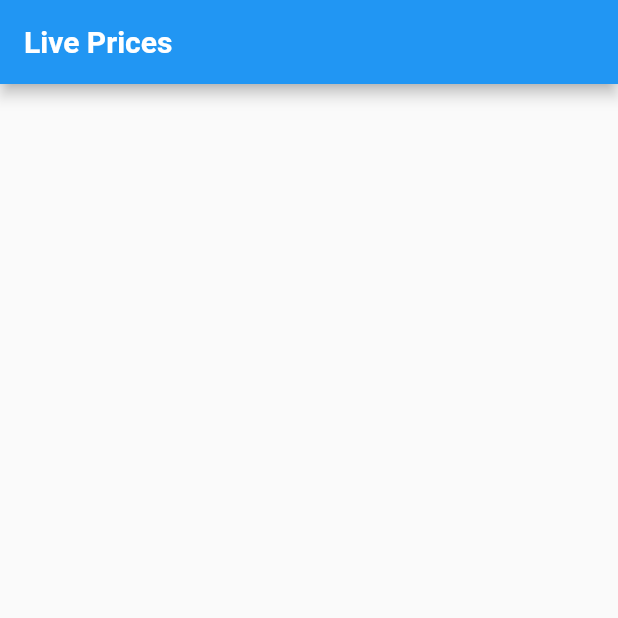
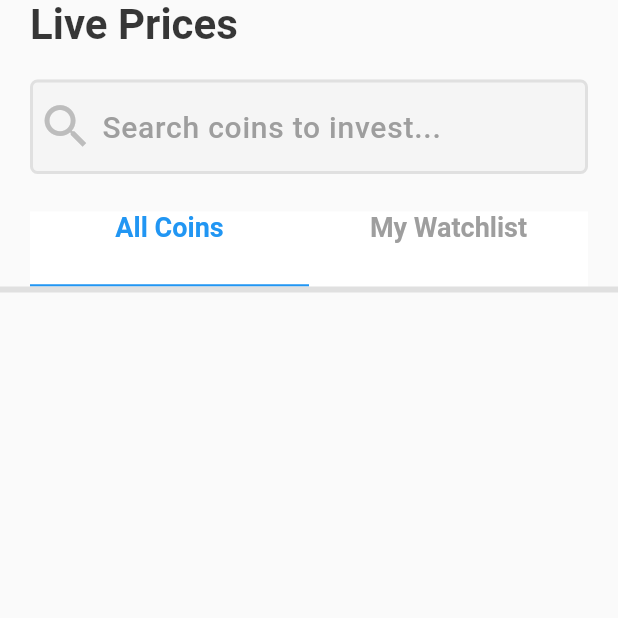
Before and after one commit to abhiuday2510/Crypto-App, a Flutter app: the screen it shows after launch, on a phone screen of 412 x 824 dp, the top half of it. Run offline on Flutter 3.47's test engine with Material 2 defaults, Android fonts, the phone set to English and light mode, and no system bars.

Commit message:
all coins n watchlist

```diff
--- /dev/null
+++ b/lib/constants.dart
@@ -0,0 +1,22 @@
+import 'package:flutter/material.dart';
+
+Column kcoinNwatchlist(
+    {String insideText, Color bottiomLineclr, Color textClr}) {
+  return Column(
+    mainAxisAlignment: MainAxisAlignment.spaceBetween,
+    children: [
+      Text(
+        insideText,
+        style: TextStyle(
+          fontSize: 18,
+          color: textClr,
+          fontWeight: FontWeight.w600,
+        ),
+      ),
+      Container(
+        color: bottiomLineclr,
+        height: 1.5,
+      )
+    ],
+  );
+}
--- /dev/null
+++ b/lib/homePage.dart
@@ -0,0 +1,69 @@
+import 'package:flutter/cupertino.dart';
+import 'package:flutter/material.dart';
+import 'package:my_crypto/constants.dart';
+import 'package:my_crypto/text_field.dart';
+
+class LivePage extends StatefulWidget {
+  @override
+  _LivePageState createState() => _LivePageState();
+}
+
+class _LivePageState extends State<LivePage> {
+  @override
+  Widget build(BuildContext context) {
+    return SafeArea(
+      child: Column(
+        //mainAxisAlignment: MainAxisAlignment.spaceEvenly,
+        children: [
+          Container(
+            alignment: Alignment.topLeft,
+            padding: EdgeInsets.fromLTRB(20, 0, 0, 0),
+            child: Text(
+              'Live Prices',
+              style: TextStyle(
+                  fontWeight: FontWeight.w700,
+                  fontSize: 28,
+                  color: Colors.black.withAlpha(200)),
+            ),
+          ),
+          Container(
+            padding: EdgeInsets.all(20),
+            child: MyTextField(),
+          ),
+          Container(
+            padding: EdgeInsets.fromLTRB(20, 5, 20, 0),
+            child: Row(
+              children: [
+                Expanded(
+                  child: Container(
+                    child: kcoinNwatchlist(
+                        insideText: 'All Coins',
+                        textClr: Colors.blue,
+                        bottiomLineclr: Colors.blue),
+                    color: Colors.white,
+                    height: 50,
+                  ),
+                ),
+                Expanded(
+                  child: Container(
+                    child: kcoinNwatchlist(
+                        insideText: 'My Watchlist',
+                        textClr: Colors.grey.shade500,
+                        bottiomLineclr: Colors.white),
+                    color: Colors.white,
+                    height: 50,
+                  ),
+                ),
+              ],
+            ),
+          ),
+          Container(
+            color: Colors.grey.shade300,
+            height: 4,
+            width: double.infinity,
+          )
+        ],
+      ),
+    );
+  }
+}
--- a/lib/main.dart
+++ b/lib/main.dart
@@ -1,4 +1,5 @@
 import 'package:flutter/material.dart';
+import 'package:my_crypto/homePage.dart';
 
 void main() {
   runApp(MyApp());
@@ -10,12 +11,7 @@ class MyApp extends StatelessWidget {
   Widget build(BuildContext context) {
     return MaterialApp(
       home: Scaffold(
-        appBar: AppBar(
-          title: Text(
-            'Live Prices',
-            style: TextStyle(fontWeight: FontWeight.bold),
-          ),
-        ),
+        body: LivePage(),
       ),
     );
   }
--- /dev/null
+++ b/lib/text_field.dart
@@ -0,0 +1,39 @@
+import 'package:flutter/material.dart';
+
+class MyTextField extends StatefulWidget {
+  const MyTextField({Key key}) : super(key: key);
+
+  @override
+  _MyTextFieldState createState() => _MyTextFieldState();
+}
+
+class _MyTextFieldState extends State<MyTextField> {
+  @override
+  Widget build(BuildContext context) {
+    return TextField(
+      cursorColor: Colors.black,
+      decoration: InputDecoration(
+          //helperText: 'keep this short',
+          filled: true,
+          fillColor: Colors.grey.shade100,
+          //focusColor: Colors.grey,
+          enabledBorder: OutlineInputBorder(
+            //borderSide: BorderSide.none,
+            borderSide: BorderSide(color: Colors.grey.shade300, width: 2),
+            borderRadius: BorderRadius.all(Radius.circular(5)),
+            //borderSide: BorderSide.none,
+          ),
+          prefixIcon: Icon(
+            Icons.search,
+            color: Colors.grey.shade400,
+            size: 38,
+          ),
+          hintText: 'Search coins to invest...',
+          hintStyle: TextStyle(
+              color: Colors.grey.shade500,
+              fontWeight: FontWeight.w500,
+              fontSize: 20,
+              letterSpacing: 0.5)),
+    );
+  }
+}
```
